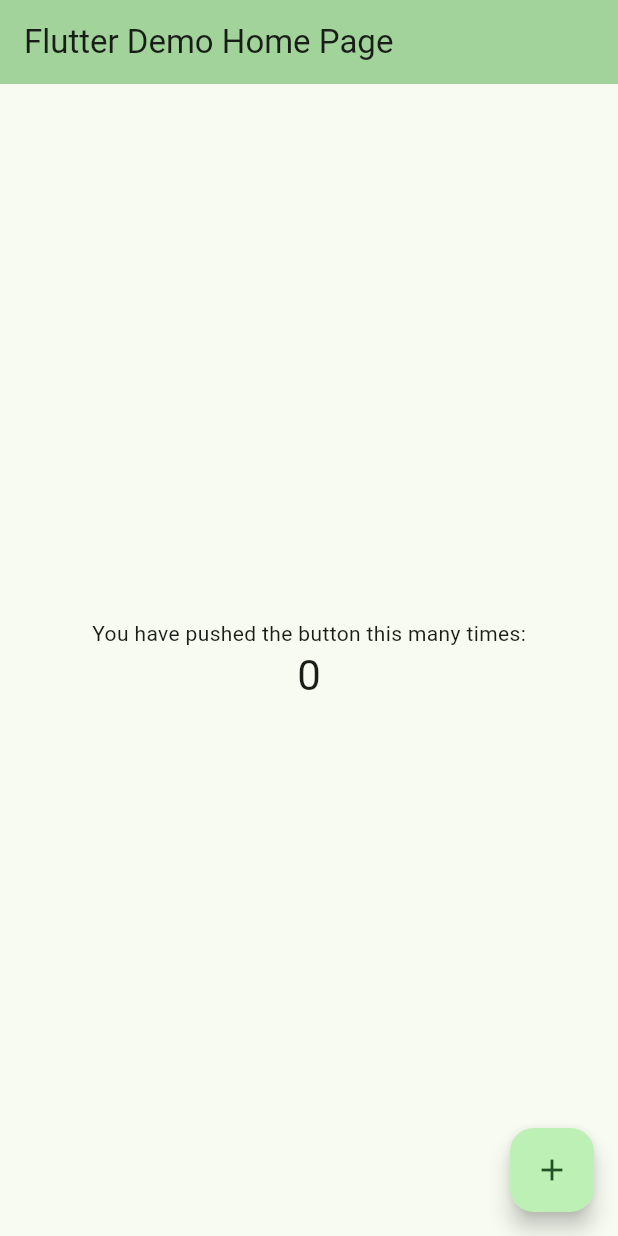
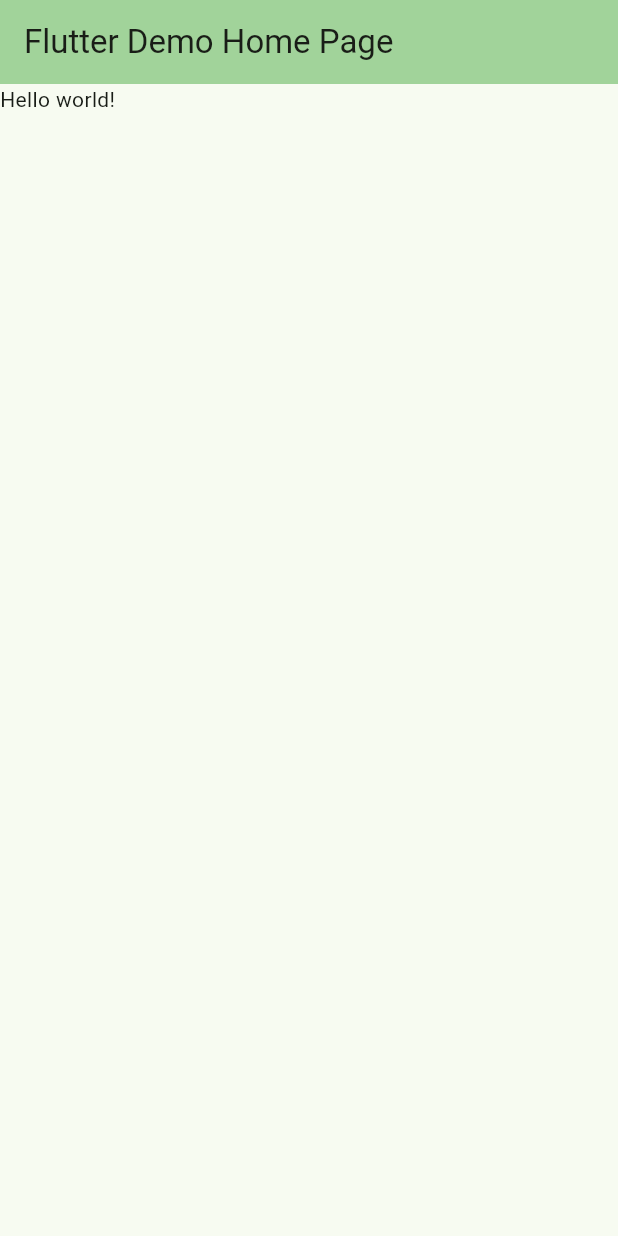
Before and after one commit to Subhikshaa23/Flutter, a Flutter app: the screen it shows after launch, on a phone screen of 412 x 824 dp. Run offline on Flutter 3.47's test engine with Material 3 defaults, Android fonts, the phone set to English and light mode, and no system bars.

Commit message:
Modify main.dart

```diff
--- a/hello/lib/main.dart
+++ b/hello/lib/main.dart
@@ -13,21 +13,6 @@ class MyApp extends StatelessWidget {
     return MaterialApp(
       title: 'Flutter Demo',
       theme: ThemeData(
-        // This is the theme of your application.
-        //
-        // TRY THIS: Try running your application with "flutter run". You'll see
-        // the application has a blue toolbar. Then, without quitting the app,
-        // try changing the seedColor in the colorScheme below to Colors.green
-        // and then invoke "hot reload" (save your changes or press the "hot
-        // reload" button in a Flutter-supported IDE, or press "r" if you used
-        // the command line to start the app).
-        //
-        // Notice that the counter didn't reset back to zero; the application
-        // state is not lost during the reload. To reset the state, use hot
-        // restart instead.
-        //
-        // This works for code too, not just values: Most code changes can be
-        // tested with just a hot reload.
         colorScheme: ColorScheme.fromSeed(seedColor: Colors.green),
         useMaterial3: true,
       ),
@@ -39,15 +24,6 @@ class MyApp extends StatelessWidget {
 class MyHomePage extends StatefulWidget {
   const MyHomePage({super.key, required this.title});
 
-  // This widget is the home page of your application. It is stateful, meaning
-  // that it has a State object (defined below) that contains fields that affect
-  // how it looks.
-
-  // This class is the configuration for the state. It holds the values (in this
-  // case the title) provided by the parent (in this case the App widget) and
-  // used by the build method of the State. Fields in a Widget subclass are
-  // always marked "final".
-
   final String title;
 
   @override
@@ -55,71 +31,21 @@ class MyHomePage extends StatefulWidget {
 }
 
 class _MyHomePageState extends State<MyHomePage> {
-  int _counter = 0;
-
-  void _incrementCounter() {
-    setState(() {
-      // This call to setState tells the Flutter framework that something has
-      // changed in this State, which causes it to rerun the build method below
-      // so that the display can reflect the updated values. If we changed
-      // _counter without calling setState(), then the build method would not be
-      // called again, and so nothing would appear to happen.
-      _counter++;
-    });
-  }
 
   @override
   Widget build(BuildContext context) {
-    // This method is rerun every time setState is called, for instance as done
-    // by the _incrementCounter method above.
-    //
-    // The Flutter framework has been optimized to make rerunning build methods
-    // fast, so that you can just rebuild anything that needs updating rather
-    // than having to individually change instances of widgets.
     return Scaffold(
-      appBar: AppBar(
-        // TRY THIS: Try changing the color here to a specific color (to
-        // Colors.amber, perhaps?) and trigger a hot reload to see the AppBar
-        // change color while the other colors stay the same.
-        backgroundColor: Theme.of(context).colorScheme.inversePrimary,
-        // Here we take the value from the MyHomePage object that was created by
-        // the App.build method, and use it to set our appbar title.
-        title: Text(widget.title),
-      ),
-      body: Center(
-        // Center is a layout widget. It takes a single child and positions it
-        // in the middle of the parent.
-        child: Column(
-          // Column is also a layout widget. It takes a list of children and
-          // arranges them vertically. By default, it sizes itself to fit its
-          // children horizontally, and tries to be as tall as its parent.
-          //
-          // Column has various properties to control how it sizes itself and
-          // how it positions its children. Here we use mainAxisAlignment to
-          // center the children vertically; the main axis here is the vertical
-          // axis because Columns are vertical (the cross axis would be
-          // horizontal).
-          //
-          // TRY THIS: Invoke "debug painting" (choose the "Toggle Debug Paint"
-          // action in the IDE, or press "p" in the console), to see the
-          // wireframe for each widget.
-          mainAxisAlignment: MainAxisAlignment.center,
-          children: <Widget>[
-            const Text(
-              'You have pushed the button this many times:',
-            ),
-            Text(
-              '$_counter',
-              style: Theme.of(context).textTheme.headlineMedium,
-            ),
-          ],
+        appBar: AppBar(
+
+          backgroundColor: Theme
+              .of(context)
+              .colorScheme
+              .inversePrimary,
+          title: Text(widget.title),
         ),
-      ),
-      floatingActionButton: FloatingActionButton(
-        onPressed: _incrementCounter,
-        tooltip: 'Increment',
-        child: const Icon(Icons.add),
-      ), // This trailing comma makes auto-formatting nicer for build methods.
+        body: const Column(children: [
+          Text("Hello world!"),
+        ])
     );
   }
 }
```
